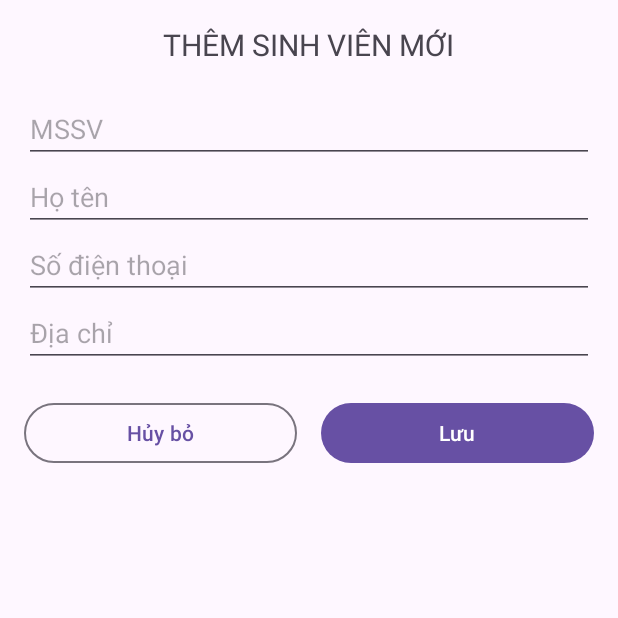
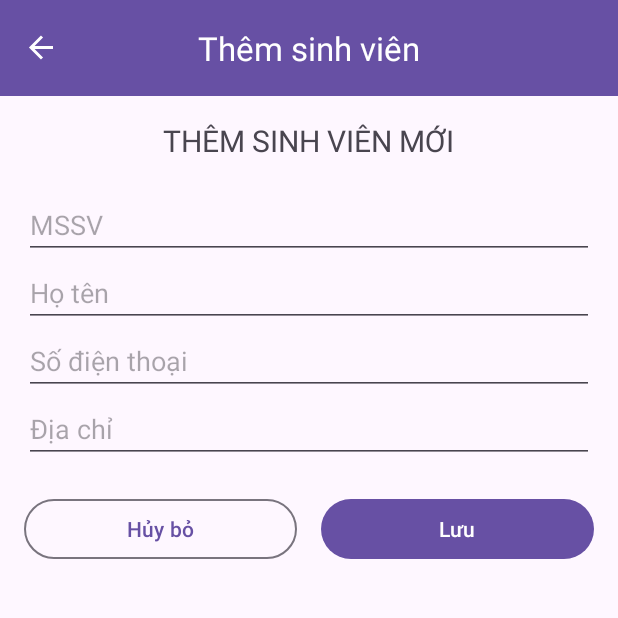
Before and after one commit to Dung20225817/HW_Mobile, an Android app: the screen it shows after launch (MainActivity), after a tap on an icon or button, on a phone screen of 412 x 824 dp, the top half of it. Run offline under Robolectric (Android 15) with nearby library versions, the phone set to English and light mode, and no system bars; our stand-ins replace navigation-ui.

Commit message:
update Last HW

```diff
--- a/dssv/app/build.gradle.kts
+++ b/dssv/app/build.gradle.kts
@@ -49,6 +49,7 @@ dependencies {
     implementation(libs.androidx.constraintlayout)
     implementation(libs.androidx.navigation.fragment.ktx)
     implementation(libs.androidx.navigation.ui.ktx)
+    implementation("com.github.bumptech.glide:glide:4.16.0")
     implementation("androidx.lifecycle:lifecycle-viewmodel-ktx:2.6.2")
     implementation("androidx.lifecycle:lifecycle-livedata-ktx:2.6.2")
     testImplementation(libs.junit)
--- a/dssv/app/src/main/AndroidManifest.xml
+++ b/dssv/app/src/main/AndroidManifest.xml
@@ -2,6 +2,9 @@
 <manifest xmlns:android="http://schemas.android.com/apk/res/android"
     xmlns:tools="http://schemas.android.com/tools">
 
+    <uses-permission android:name="android.permission.READ_EXTERNAL_STORAGE" />
+    <uses-permission android:name="android.permission.WRITE_EXTERNAL_STORAGE" />
+    <uses-permission android:name="android.permission.MANAGE_EXTERNAL_STORAGE" />
     <application
         android:allowBackup="true"
         android:dataExtractionRules="@xml/data_extraction_rules"
--- a/dssv/app/src/main/java/com/example/a18112025/MainActivity.kt
+++ b/dssv/app/src/main/java/com/example/a18112025/MainActivity.kt
@@ -2,11 +2,32 @@ package com.example.a18112025
 
 import android.os.Bundle
 import androidx.appcompat.app.AppCompatActivity
+import androidx.navigation.fragment.NavHostFragment
+import androidx.navigation.ui.setupActionBarWithNavController
+import com.google.android.material.appbar.MaterialToolbar
 
 class MainActivity : AppCompatActivity() {
     override fun onCreate(savedInstanceState: Bundle?) {
         super.onCreate(savedInstanceState)
         setContentView(R.layout.activity_main)
-        // Mọi logic chuyển trang giờ do NavigationController trong Fragment quản lý
+
+        // 1. Thiết lập Toolbar làm ActionBar chính
+        val toolbar = findViewById<MaterialToolbar>(R.id.toolbar)
+        setSupportActionBar(toolbar)
+
+        // 2. Kết nối Navigation Controller với Toolbar
+        val navHostFragment = supportFragmentManager
+            .findFragmentById(R.id.nav_host_fragment) as NavHostFragment
+        val navController = navHostFragment.navController
+
+        // Lệnh này giúp Toolbar tự động đổi tiêu đề theo Label của Fragment
+        setupActionBarWithNavController(navController)
+    }
+
+    // 3. Xử lý sự kiện khi bấm nút Mũi tên quay lại trên thanh tiêu đề
+    override fun onSupportNavigateUp(): Boolean {
+        val navHostFragment = supportFragmentManager
+            .findFragmentById(R.id.nav_host_fragment) as NavHostFragment
+        return navHostFragment.navController.navigateUp() || super.onSupportNavigateUp()
     }
 }
--- /dev/null
+++ b/dssv/app/src/main/java/com/example/a18112025/StudentDatabaseHelper.kt
@@ -0,0 +1,92 @@
+package com.example.a18112025
+
+import android.content.ContentValues
+import android.content.Context
+import android.database.sqlite.SQLiteDatabase
+import android.database.sqlite.SQLiteOpenHelper
+
+class StudentDatabaseHelper(context: Context) :
+    SQLiteOpenHelper(context, DATABASE_NAME, null, DATABASE_VERSION) {
+
+    companion object {
+        private const val DATABASE_NAME = "StudentMgr.db"
+        private const val DATABASE_VERSION = 1
+        private const val TABLE_NAME = "students"
+
+        // Tên các cột
+        private const val COL_ID = "studentId" // Khóa chính (MSSV)
+        private const val COL_NAME = "name"
+        private const val COL_PHONE = "phoneNumber"
+        private const val COL_ADDRESS = "address"
+    }
+
+    override fun onCreate(db: SQLiteDatabase?) {
+        val createTable = ("CREATE TABLE $TABLE_NAME ("
+                + "$COL_ID TEXT PRIMARY KEY,"
+                + "$COL_NAME TEXT,"
+                + "$COL_PHONE TEXT,"
+                + "$COL_ADDRESS TEXT)")
+        db?.execSQL(createTable)
+    }
+
+    override fun onUpgrade(db: SQLiteDatabase?, oldVersion: Int, newVersion: Int) {
+        db?.execSQL("DROP TABLE IF EXISTS $TABLE_NAME")
+        onCreate(db)
+    }
+
+    // 1. Lấy toàn bộ danh sách sinh viên
+    fun getAllStudents(): MutableList<Student> {
+        val list = mutableListOf<Student>()
+        val db = this.readableDatabase
+        val cursor = db.rawQuery("SELECT * FROM $TABLE_NAME", null)
+
+        if (cursor.moveToFirst()) {
+            do {
+                val id = cursor.getString(cursor.getColumnIndexOrThrow(COL_ID))
+                val name = cursor.getString(cursor.getColumnIndexOrThrow(COL_NAME))
+                val phone = cursor.getString(cursor.getColumnIndexOrThrow(COL_PHONE))
+                val address = cursor.getString(cursor.getColumnIndexOrThrow(COL_ADDRESS))
+                list.add(Student(id, name, phone, address))
+            } while (cursor.moveToNext())
+        }
+        cursor.close()
+        db.close()
+        return list
+    }
+
+    // 2. Thêm sinh viên
+    fun addStudent(student: Student): Long {
+        val db = this.writableDatabase
+        val values = ContentValues()
+        values.put(COL_ID, student.studentId)
+        values.put(COL_NAME, student.name)
+        values.put(COL_PHONE, student.phoneNumber)
+        values.put(COL_ADDRESS, student.address)
+
+        val success = db.insert(TABLE_NAME, null, values)
+        db.close()
+        return success
+    }
+
+    // 3. Cập nhật sinh viên (Dựa theo MSSV cũ - nhưng ở đây MSSV là khóa chính)
+    // Lưu ý: Logic bài này MSSV là ID, nên ta update các trường khác dựa trên ID
+    fun updateStudent(student: Student): Int {
+        val db = this.writableDatabase
+        val values = ContentValues()
+        values.put(COL_NAME, student.name)
+        values.put(COL_PHONE, student.phoneNumber)
+        values.put(COL_ADDRESS, student.address)
+
+        val success = db.update(TABLE_NAME, values, "$COL_ID=?", arrayOf(student.studentId))
+        db.close()
+        return success
+    }
+
+    // 4. Xóa sinh viên
+    fun deleteStudent(studentId: String): Int {
+        val db = this.writableDatabase
+        val success = db.delete(TABLE_NAME, "$COL_ID=?", arrayOf(studentId))
+        db.close()
+        return success
+    }
+}
--- a/dssv/app/src/main/java/com/example/a18112025/StudentListFragment.kt
+++ b/dssv/app/src/main/java/com/example/a18112025/StudentListFragment.kt
@@ -25,6 +25,10 @@ class StudentListFragment : Fragment() {
 
     override fun onViewCreated(view: View, savedInstanceState: Bundle?) {
         super.onViewCreated(view, savedInstanceState)
+
+        binding.btnFiles.setOnClickListener {
+            findNavController().navigate(R.id.fileExplorerFragment)
+        }
 
         val adapter = StudentAdapter(listOf(),
             onDeleteClick = { position -> viewModel.deleteStudent(position) },
--- a/dssv/app/src/main/java/com/example/a18112025/StudentViewModel.kt
+++ b/dssv/app/src/main/java/com/example/a18112025/StudentViewModel.kt
@@ -1,41 +1,50 @@
 package com.example.a18112025
 
+import android.app.Application
+import androidx.lifecycle.AndroidViewModel
 import androidx.lifecycle.LiveData
 import androidx.lifecycle.MutableLiveData
-import androidx.lifecycle.ViewModel
 
-class StudentViewModel : ViewModel() {
-    // Sử dụng LiveData để Fragment tự động cập nhật giao diện khi dữ liệu thay đổi
+// Đổi ViewModel thành AndroidViewModel để lấy được Application Context
+class StudentViewModel(application: Application) : AndroidViewModel(application) {
+
     private val _studentList = MutableLiveData<MutableList<Student>>()
     val studentList: LiveData<MutableList<Student>> = _studentList
 
+    // Khởi tạo Database Helper
+    private val dbHelper = StudentDatabaseHelper(application)
+
     init {
-        // Dữ liệu mẫu ban đầu
-        _studentList.value = mutableListOf(
-            Student("20200001", "Nguyễn Văn A", "0901234567", "Hà Nội"),
-            Student("20200002", "Trần Thị B", "0987654321", "TP.HCM")
-        )
+        // Load dữ liệu từ SQLite ngay khi App mở lên
+        loadStudentsFromDb()
+    }
+
+    // Hàm load lại dữ liệu từ DB lên UI
+    private fun loadStudentsFromDb() {
+        val list = dbHelper.getAllStudents()
+        _studentList.value = list
     }
 
     fun addStudent(student: Student) {
-        val currentList = _studentList.value ?: mutableListOf()
-        currentList.add(student)
-        _studentList.value = currentList // Cập nhật LiveData
+        dbHelper.addStudent(student)
+        loadStudentsFromDb() // Load lại để UI cập nhật
     }
 
     fun updateStudent(position: Int, newInfo: Student) {
-        val currentList = _studentList.value ?: return
-        if (position in currentList.indices) {
-            currentList[position] = newInfo
-            _studentList.value = currentList
-        }
+        // Với SQLite, ta update dựa trên ID (MSSV) chứ không phải position
+        // Tuy nhiên UI của bạn đang trả về position, ta dùng nó để lấy ID cũ nếu cần
+        // Nhưng ở form update, studentId đã nằm trong newInfo rồi.
+        dbHelper.updateStudent(newInfo)
+        loadStudentsFromDb()
     }
 
     fun deleteStudent(position: Int) {
-        val currentList = _studentList.value ?: return
-        if (position in currentList.indices) {
-            currentList.removeAt(position)
-            _studentList.value = currentList
+        // Lấy ID của sinh viên tại vị trí position để xóa trong DB
+        val list = _studentList.value
+        if (list != null && position in list.indices) {
+            val studentIdToDelete = list[position].studentId
+            dbHelper.deleteStudent(studentIdToDelete)
+            loadStudentsFromDb()
         }
     }
 }
--- a/dssv/app/src/main/res/layout/activity_main.xml
+++ b/dssv/app/src/main/res/layout/activity_main.xml
@@ -4,12 +4,37 @@
     android:layout_width="match_parent"
     android:layout_height="match_parent">
 
+    <com.google.android.material.appbar.AppBarLayout
+        android:id="@+id/appBarLayout"
+        android:layout_width="match_parent"
+        android:layout_height="wrap_content"
+        app:layout_constraintTop_toTopOf="parent"
+        app:layout_constraintStart_toStartOf="parent"
+        app:layout_constraintEnd_toEndOf="parent">
+
+        <com.google.android.material.appbar.MaterialToolbar
+            android:id="@+id/toolbar"
+            android:layout_width="match_parent"
+            android:layout_height="?attr/actionBarSize"
+            android:background="?attr/colorPrimary"
+            android:theme="@style/ThemeOverlay.MaterialComponents.Dark.ActionBar"
+            app:popupTheme="@style/ThemeOverlay.MaterialComponents.Light"
+            app:title="Danh sách sinh viên"
+            app:titleTextColor="@android:color/white"
+            app:titleCentered="true" />
+
+    </com.google.android.material.appbar.AppBarLayout>
+
     <androidx.fragment.app.FragmentContainerView
         android:id="@+id/nav_host_fragment"
         android:name="androidx.navigation.fragment.NavHostFragment"
-        android:layout_width="match_parent"
-        android:layout_height="match_parent"
+        android:layout_width="0dp"
+        android:layout_height="0dp"
         app:defaultNavHost="true"
-        app:navGraph="@navigation/nav_graph" />
+        app:navGraph="@navigation/nav_graph"
+        app:layout_constraintTop_toBottomOf="@id/appBarLayout"
+        app:layout_constraintBottom_toBottomOf="parent"
+        app:layout_constraintStart_toStartOf="parent"
+        app:layout_constraintEnd_toEndOf="parent" />
 
 </androidx.constraintlayout.widget.ConstraintLayout>
--- a/dssv/app/src/main/res/navigation/nav_graph.xml
+++ b/dssv/app/src/main/res/navigation/nav_graph.xml
@@ -29,4 +29,10 @@
         android:name="com.example.a18112025.UpdateStudentFragment"
         android:label="Cập nhật thông tin"
         tools:layout="@layout/fragment_update_student" />
+
+    <fragment
+        android:id="@+id/fileExplorerFragment"
+        android:name="com.example.a18112025.FileExplorerFragment"
+        android:label="Quản lý tập tin"
+        tools:layout="@layout/fragment_file_explorer" />
 </navigation>
```
Also changed, not shown: dssv/app/src/main/java/com/example/a18112025/FileAdapter.kt (added, +55 -0 lines), dssv/app/src/main/java/com/example/a18112025/FileExplorerFragment.kt (added, +228 -0 lines), dssv/app/src/main/res/layout/fragment_file_explorer.xml (added, +20 -0 lines), dssv/app/src/main/res/layout/fragment_student_list.xml (+11 -1 lines), dssv/app/src/main/res/layout/item_file.xml (added, +40 -0 lines), dssv/app/src/main/res/menu/menu_file_explorer.xml (added, +12 -0 lines).
